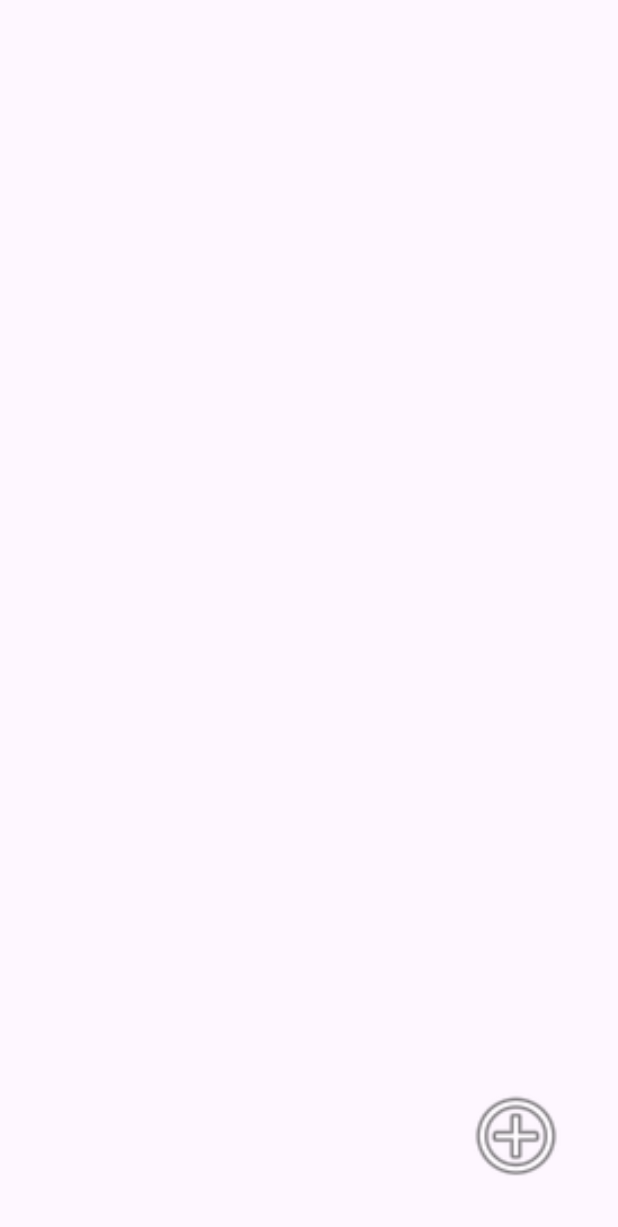
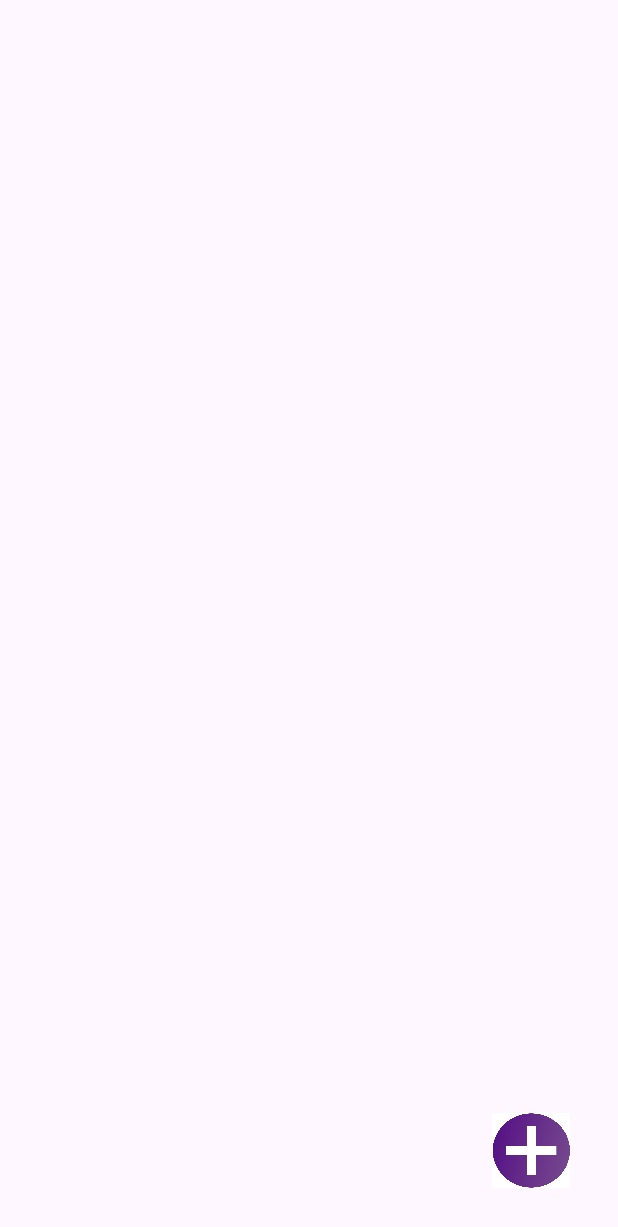
Before and after one commit to lulu-sun/CSDS448_Project, an Android app: the RecyclerFragmentHost screen opened directly, with no data from a screen before it, on a phone screen of 412 x 824 dp. Shown: the top 1227 px of the screen. Run offline under Robolectric (Android 15) with nearby library versions, the phone set to English and light mode, and no system bars; 4 statements that could not run were skipped.

Commit message:
added some colors + icon for the recyclerview

```diff
--- a/app/src/main/res/layout/fragment_recycler_host.xml
+++ b/app/src/main/res/layout/fragment_recycler_host.xml
@@ -22,12 +22,12 @@
 
     <ImageButton
         android:id="@+id/newNoteButton"
-        android:layout_width="72dp"
-        android:layout_height="70dp"
+        android:layout_width="52dp"
+        android:layout_height="50dp"
         android:layout_marginEnd="32dp"
         android:layout_marginBottom="32dp"
         android:adjustViewBounds="false"
-        android:background="@android:drawable/ic_menu_add"
+        android:background="@drawable/plussign"
         app:layout_constraintBottom_toBottomOf="parent"
         app:layout_constraintEnd_toEndOf="parent" />
 
```
Also changed, not shown: app/src/main/res/drawable/plussign.png (added).
